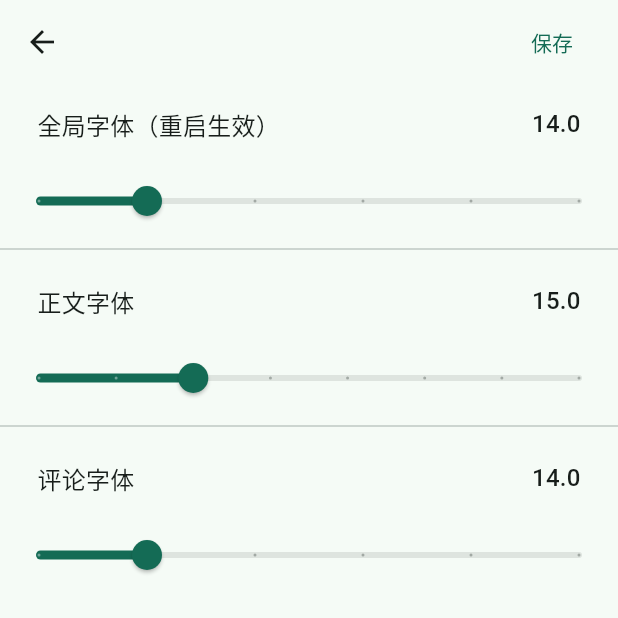
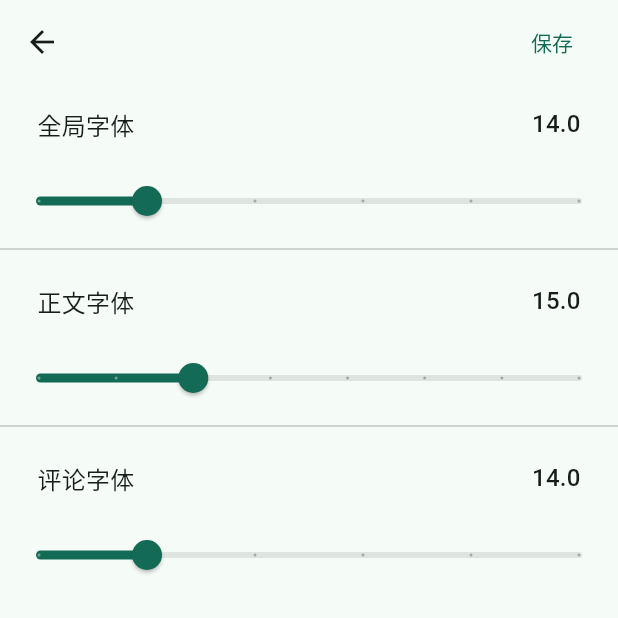
Before and after one commit to guozhigq/flutter_v2ex, a Flutter app: the SetFontPage screen opened by its route, on a phone screen of 412 x 824 dp, the top half of it. Run offline on Flutter 3.47's test engine with Material 2 defaults, Android fonts, the phone set to English and light mode, and no system bars; drawn by our look-alikes of dynamic_color, flutter_smart_dialog; our stand-ins replace cached_network_image, cookie_jar, device_info_plus, dio, dio_cookie_manager, easy_refresh and 14 more; missing offline and left inert: dio_http2_adapter, dio_http_cache, extended_tabs, extended_text_field, extended_text_library, flutter_html_iframe and 3 more; accounts and stored records are empty; Roboto replaces fonts that are missing (NotoSansSC).

Commit message:
mod: 字体大小设置

```diff
--- a/lib/pages/setting/page_font.dart
+++ b/lib/pages/setting/page_font.dart
@@ -49,7 +49,7 @@ class _SetFontPageState extends State<SetFontPage> {
               child: Row(
                 mainAxisAlignment: MainAxisAlignment.spaceBetween,
                 children: [
-                  Text('全局字体（重启生效）', style: Theme.of(context).textTheme.titleMedium),
+                  Text('全局字体', style: Theme.of(context).textTheme.titleMedium),
                   Text(_currentGlobalSize.toString(), style: Theme.of(context).textTheme.titleMedium),
                 ],
               ),
--- a/lib/utils/storage.dart
+++ b/lib/utils/storage.dart
@@ -27,6 +27,7 @@ enum StoreKeys {
   tabs,
   autoUpdate,
   highlightOp,
+  tempFs
 }
 
 class GStorage {
@@ -172,4 +173,8 @@ class GStorage {
   setHighlightOp(bool value) => _box.write(StoreKeys.highlightOp.toString(), value);
 
   bool getHighlightOp() => _box.read<bool>(StoreKeys.highlightOp.toString()) ?? false;
+
+  setTempFs(double value) => _box.write(StoreKeys.tempFs.toString(), value);
+
+  double getTempFs() => _box.read<double>(StoreKeys.tempFs.toString()) ?? 14;
 }
```
Also changed, not shown: lib/controller/fontsize_controller.dart (+16 -13 lines).
